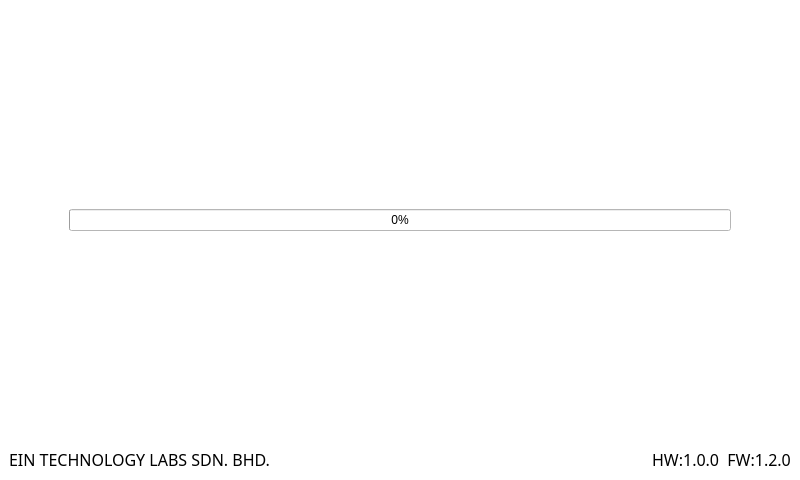
Qt form QT_APP/mainwindow.ui (eSpark-Backup/nabilfesal-msm-fw) before a commit.
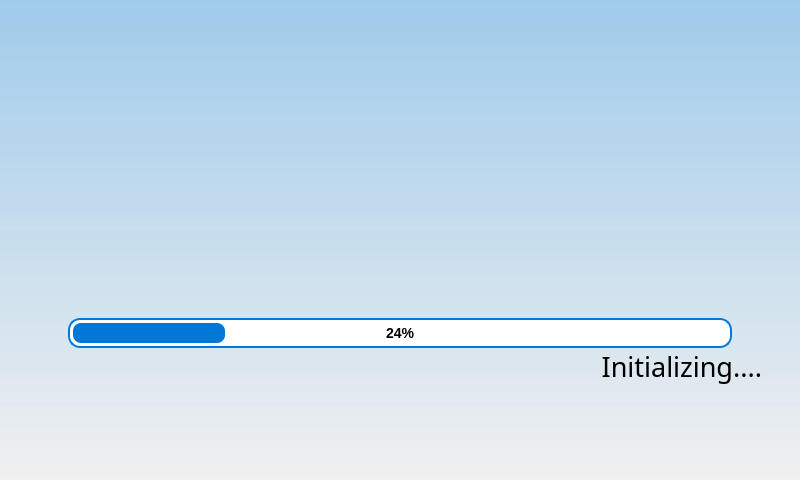
The same form after that commit. Icons and pictures are not drawn.

Patch:
```diff
--- a/QT_APP/mainwindow.ui
+++ b/QT_APP/mainwindow.ui
@@ -44,296 +44,129 @@
      <height>480</height>
     </size>
    </property>
-   <widget class="QFrame" name="frame">
-    <property name="geometry">
-     <rect>
-      <x>0</x>
-      <y>0</y>
-      <width>800</width>
-      <height>480</height>
-     </rect>
+   <property name="styleSheet">
+    <string notr="true">background: qlineargradient( x1:0, y0:1, x2:0, y2:1, stop:0 rgba(12, 137, 226, 89), stop:1 rgba(255, 255, 255, 20) );</string>
+   </property>
+   <layout class="QVBoxLayout" name="verticalLayout_2">
+    <property name="spacing">
+     <number>20</number>
     </property>
-    <property name="sizePolicy">
-     <sizepolicy hsizetype="Fixed" vsizetype="Fixed">
-      <horstretch>0</horstretch>
-      <verstretch>0</verstretch>
-     </sizepolicy>
-    </property>
-    <property name="minimumSize">
-     <size>
-      <width>800</width>
-      <height>480</height>
-     </size>
-    </property>
-    <property name="maximumSize">
-     <size>
-      <width>800</width>
-      <height>480</height>
-     </size>
-    </property>
-    <widget class="QFrame" name="verticalFrame">
-     <property name="geometry">
-      <rect>
-       <x>0</x>
-       <y>0</y>
-       <width>800</width>
-       <height>480</height>
-      </rect>
-     </property>
-     <property name="sizePolicy">
-      <sizepolicy hsizetype="Fixed" vsizetype="Fixed">
-       <horstretch>0</horstretch>
-       <verstretch>0</verstretch>
-      </sizepolicy>
-     </property>
-     <property name="minimumSize">
-      <size>
-       <width>800</width>
-       <height>480</height>
-      </size>
-     </property>
-     <property name="maximumSize">
-      <size>
-       <width>800</width>
-       <height>480</height>
-      </size>
-     </property>
-     <property name="styleSheet">
-      <string notr="true">background-color: rgb(255, 255, 255);</string>
-     </property>
-     <layout class="QVBoxLayout" name="verticalLayout">
-      <property name="spacing">
+    <item>
+     <widget class="QStackedWidget" name="stackedWidget">
+      <property name="styleSheet">
+       <string notr="true">background-color: rgba(255, 255, 255,0);</string>
+      </property>
+      <property name="currentIndex">
        <number>0</number>
       </property>
-      <item>
-       <layout class="QHBoxLayout" name="horizontalLayout">
-        <item>
-         <spacer name="horizontalSpacer">
-          <property name="orientation">
-           <enum>Qt::Horizontal</enum>
-          </property>
-          <property name="sizeHint" stdset="0">
-           <size>
-            <width>40</width>
-            <height>20</height>
-           </size>
-          </property>
-         </spacer>
-        </item>
-        <item>
-         <widget class="QLabel" name="label">
-          <property name="sizePolicy">
-           <sizepolicy hsizetype="Fixed" vsizetype="Fixed">
-            <horstretch>0</horstretch>
-            <verstretch>0</verstretch>
-           </sizepolicy>
-          </property>
-          <property name="minimumSize">
-           <size>
-            <width>200</width>
-            <height>200</height>
-           </size>
-          </property>
-          <property name="maximumSize">
-           <size>
-            <width>200</width>
-            <height>200</height>
-           </size>
-          </property>
-          <property name="styleSheet">
-           <string notr="true">image: url(:/icons/logo.png);</string>
-          </property>
-          <property name="text">
-           <string/>
-          </property>
-         </widget>
-        </item>
-        <item>
-         <spacer name="horizontalSpacer_2">
-          <property name="orientation">
-           <enum>Qt::Horizontal</enum>
-          </property>
-          <property name="sizeHint" stdset="0">
-           <size>
-            <width>40</width>
-            <height>20</height>
-           </size>
-          </property>
-         </spacer>
-        </item>
-       </layout>
-      </item>
-      <item>
-       <layout class="QHBoxLayout" name="horizontalLayout_5">
+      <widget class="QWidget" name="page">
+       <layout class="QVBoxLayout" name="verticalLayout_3">
         <property name="spacing">
          <number>0</number>
         </property>
         <item>
-         <spacer name="horizontalSpacer_3">
+         <widget class="QLabel" name="label_4">
+          <property name="minimumSize">
+           <size>
+            <width>0</width>
+            <height>220</height>
+           </size>
+          </property>
+          <property name="styleSheet">
+           <string notr="true">image: url(:/icons/new_logo.png);
+background-color: rgba(255, 255, 255,0);</string>
+          </property>
+          <property name="text">
+           <string/>
+          </property>
+         </widget>
+        </item>
+        <item>
+         <spacer name="verticalSpacer">
           <property name="orientation">
-           <enum>Qt::Horizontal</enum>
+           <enum>Qt::Vertical</enum>
           </property>
           <property name="sizeType">
            <enum>QSizePolicy::Fixed</enum>
           </property>
           <property name="sizeHint" stdset="0">
            <size>
-            <width>60</width>
-            <height>20</height>
+            <width>20</width>
+            <height>80</height>
            </size>
           </property>
          </spacer>
         </item>
         <item>
-         <widget class="QProgressBar" name="progressBar">
-          <property name="styleSheet">
-           <string notr="true">selection-background-color: rgb(115, 210, 22);</string>
+         <layout class="QHBoxLayout" name="horizontalLayout_2">
+          <property name="leftMargin">
+           <number>50</number>
           </property>
-          <property name="value">
+          <property name="rightMargin">
+           <number>50</number>
+          </property>
+          <item>
+           <widget class="QProgressBar" name="progressBar">
+            <property name="minimumSize">
+             <size>
+              <width>0</width>
+              <height>30</height>
+             </size>
+            </property>
+            <property name="styleSheet">
+             <string notr="true">QProgressBar {
+    border: 2px solid #0078d7;      /* Blue outline */
+    border-radius: 12px;            /* Rounded corners */
+    background-color: white;        /* Background inside */
+    text-align: center;             /* Center the % text */
+    color: black;                   /* Text color */
+    font: bold 14px;                /* Text style */
+}
+
+QProgressBar::chunk {
+    border-radius: 8px;            /* Rounded fill */
+    background-color: #0078d7;      /* Blue progress color */
+    margin: 3px;                    /* Prevents gaps */
+}</string>
+            </property>
+            <property name="value">
+             <number>24</number>
+            </property>
+           </widget>
+          </item>
+         </layout>
+        </item>
+        <item>
+         <layout class="QHBoxLayout" name="horizontalLayout_3">
+          <property name="spacing">
            <number>0</number>
           </property>
-         </widget>
-        </item>
-        <item>
-         <spacer name="horizontalSpacer_4">
-          <property name="orientation">
-           <enum>Qt::Horizontal</enum>
+          <property name="rightMargin">
+           <number>20</number>
           </property>
-          <property name="sizeType">
-           <enum>QSizePolicy::Fixed</enum>
-          </property>
-          <property name="sizeHint" stdset="0">
-           <size>
-            <width>60</width>
-            <height>20</height>
-           </size>
-          </property>
-         </spacer>
+          <item>
+           <widget class="QLabel" name="process_info">
+            <property name="font">
+             <font>
+              <family>Gilroy</family>
+              <pointsize>20</pointsize>
+             </font>
+            </property>
+            <property name="text">
+             <string>Initializing....</string>
+            </property>
+            <property name="alignment">
+             <set>Qt::AlignRight|Qt::AlignTop|Qt::AlignTrailing</set>
+            </property>
+           </widget>
+          </item>
+         </layout>
         </item>
        </layout>
-      </item>
-      <item>
-       <layout class="QHBoxLayout" name="horizontalLayout_6">
-        <item>
-         <spacer name="horizontalSpacer_5">
-          <property name="orientation">
-           <enum>Qt::Horizontal</enum>
-          </property>
-          <property name="sizeHint" stdset="0">
-           <size>
-            <width>40</width>
-            <height>20</height>
-           </size>
-          </property>
-         </spacer>
-        </item>
-        <item>
-         <widget class="QLabel" name="process_info">
-          <property name="minimumSize">
-           <size>
-            <width>200</width>
-            <height>0</height>
-           </size>
-          </property>
-          <property name="font">
-           <font>
-            <family>Gilroy</family>
-           </font>
-          </property>
-          <property name="text">
-           <string/>
-          </property>
-          <property name="alignment">
-           <set>Qt::AlignHCenter|Qt::AlignTop</set>
-          </property>
-         </widget>
-        </item>
-        <item>
-         <spacer name="horizontalSpacer_6">
-          <property name="orientation">
-           <enum>Qt::Horizontal</enum>
-          </property>
-          <property name="sizeType">
-           <enum>QSizePolicy::Minimum</enum>
-          </property>
-          <property name="sizeHint" stdset="0">
-           <size>
-            <width>60</width>
-            <height>20</height>
-           </size>
-          </property>
-         </spacer>
-        </item>
-       </layout>
-      </item>
-      <item>
-       <spacer name="verticalSpacer">
-        <property name="orientation">
-         <enum>Qt::Vertical</enum>
-        </property>
-        <property name="sizeType">
-         <enum>QSizePolicy::Expanding</enum>
-        </property>
-        <property name="sizeHint" stdset="0">
-         <size>
-          <width>20</width>
-          <height>40</height>
-         </size>
-        </property>
-       </spacer>
-      </item>
-      <item>
-       <layout class="QHBoxLayout" name="horizontalLayout_7">
-        <item>
-         <widget class="QLabel" name="label_2">
-          <property name="font">
-           <font>
-            <family>Gilroy</family>
-            <pointsize>12</pointsize>
-           </font>
-          </property>
-          <property name="text">
-           <string>EIN TECHNOLOGY LABS SDN. BHD.</string>
-          </property>
-          <property name="alignment">
-           <set>Qt::AlignBottom|Qt::AlignHCenter</set>
-          </property>
-         </widget>
-        </item>
-        <item>
-         <spacer name="horizontalSpacer_7">
-          <property name="orientation">
-           <enum>Qt::Horizontal</enum>
-          </property>
-          <property name="sizeHint" stdset="0">
-           <size>
-            <width>40</width>
-            <height>20</height>
-           </size>
-          </property>
-         </spacer>
-        </item>
-        <item>
-         <widget class="QLabel" name="label_3">
-          <property name="font">
-           <font>
-            <family>Gilroy</family>
-            <pointsize>12</pointsize>
-           </font>
-          </property>
-          <property name="text">
-           <string>HW:1.0.0  FW:1.2.0</string>
-          </property>
-          <property name="alignment">
-           <set>Qt::AlignBottom|Qt::AlignHCenter</set>
-          </property>
-         </widget>
-        </item>
-       </layout>
-      </item>
-     </layout>
-    </widget>
-   </widget>
+      </widget>
+     </widget>
+    </item>
+   </layout>
   </widget>
  </widget>
  <resources/>
```
